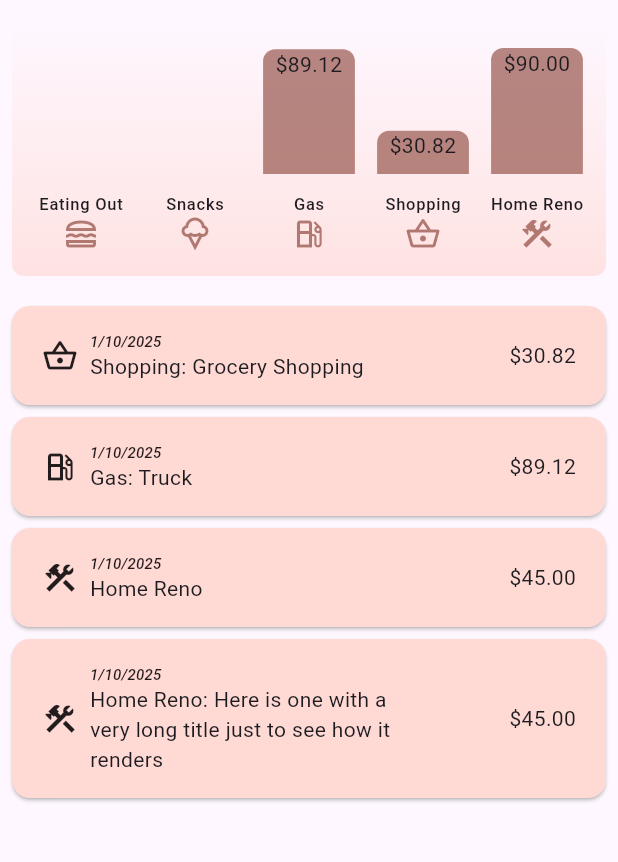
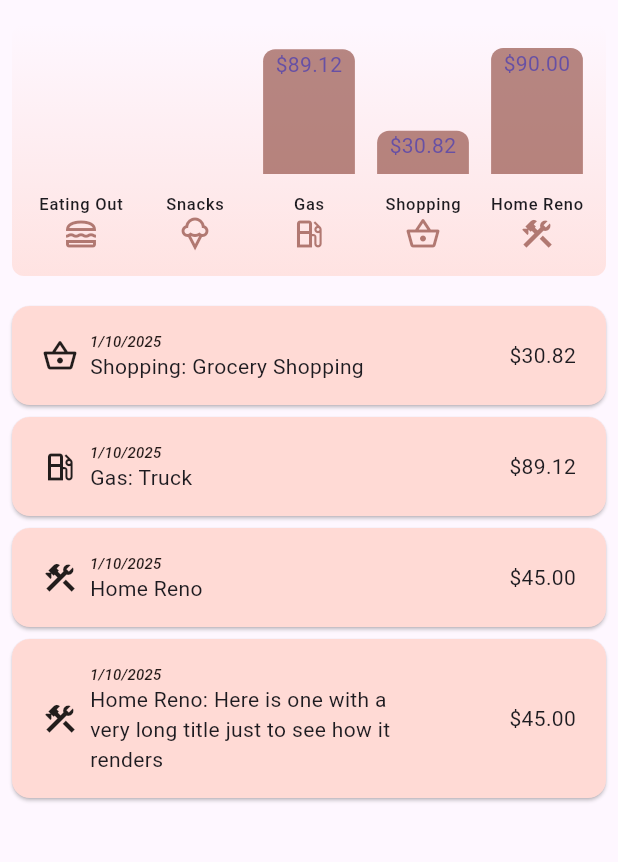
Before and after one commit to rjw1428/Eureka, a Flutter app: the screen it shows after launch, on a phone screen of 412 x 824 dp, the part 84-946 px from its top. Run offline on Flutter 3.47's test engine with Material 3 defaults, Android fonts, the phone set to English and light mode, and no system bars; our stand-ins replace dotted_border, google_fonts; project files that could hold a hidden picture were left out.

Commit message:
[Flutter][ExpenseTracker][Bug] Fix for chart annotation text color

```diff
--- a/flutter/expense_tracker/lib/main.dart
+++ b/flutter/expense_tracker/lib/main.dart
@@ -62,7 +62,7 @@ void main() {
         ),
       ),
       home: const Expenses(),
-      themeMode: ThemeMode.light,
+      themeMode: ThemeMode.system,
     ),
   );
 }
--- a/flutter/expense_tracker/lib/widgets/chart.dart
+++ b/flutter/expense_tracker/lib/widgets/chart.dart
@@ -122,6 +122,7 @@ class ChartBar extends StatelessWidget {
                 child: Text(
                   amount > 0 ? '\$${amount.toStringAsFixed(2)}' : '',
                   textAlign: TextAlign.center,
+                  style: TextStyle(color: Theme.of(context).primaryColor),
                 ),
               ),
             ),
```
